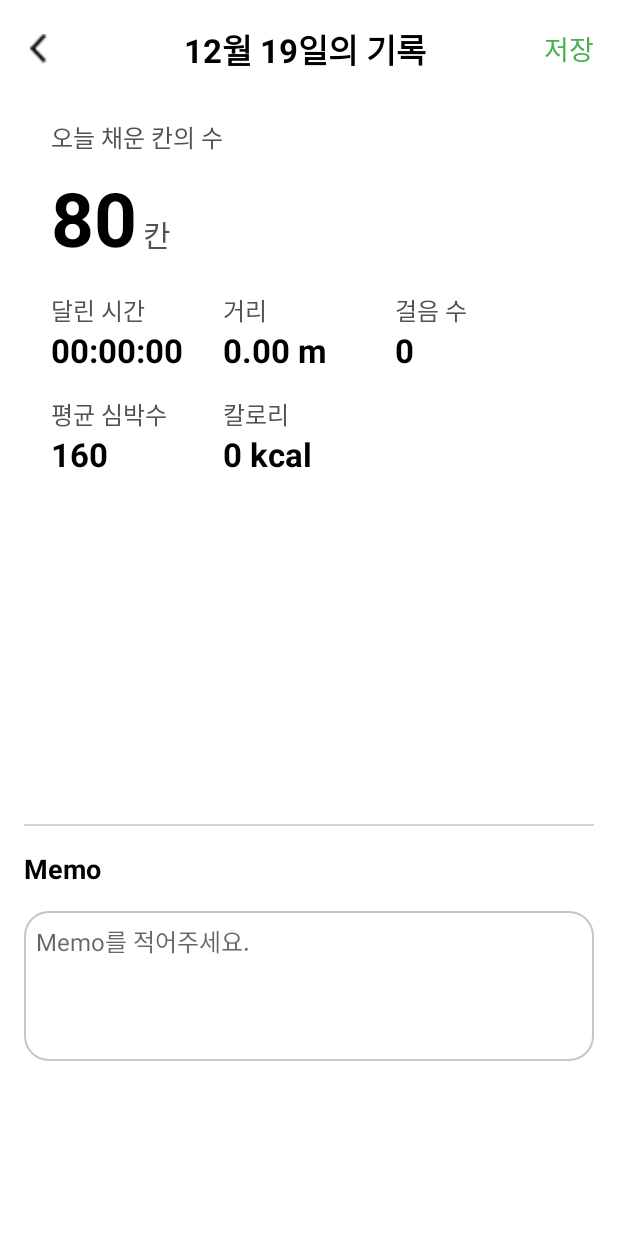
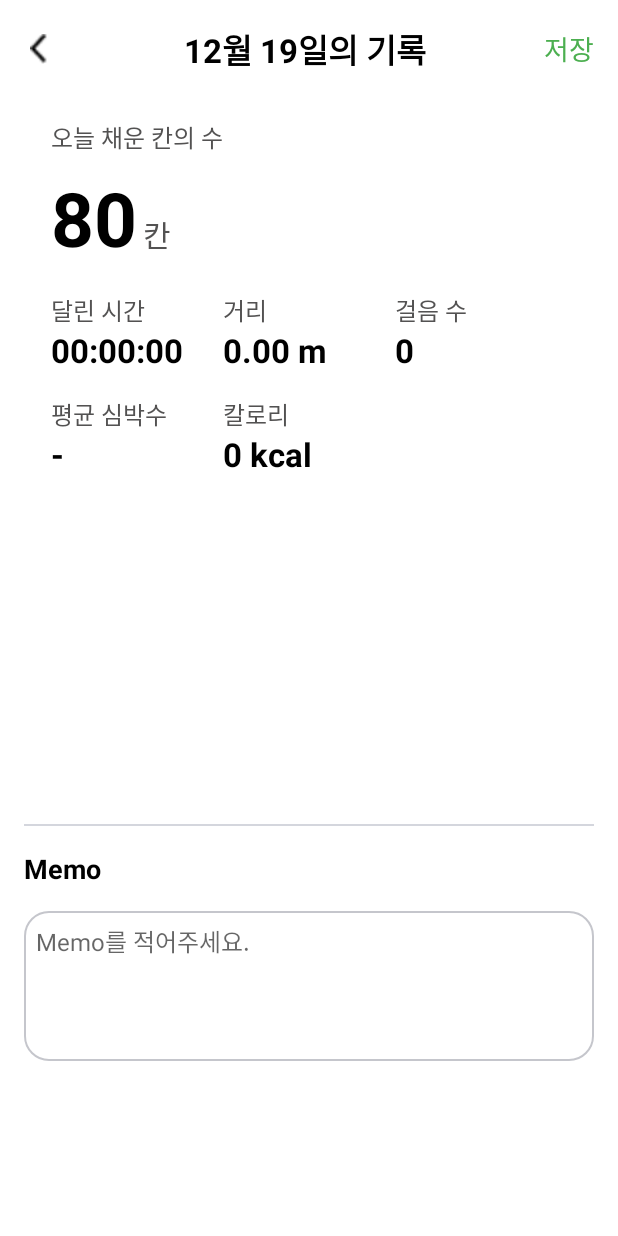
Before and after one commit to yoonjiseok/MoveOn_FE, an Android app: the RecordRunningActivity screen opened directly, with no data from a screen before it, on a phone screen of 412 x 824 dp. Run offline under Robolectric (Android 15) with nearby library versions, the light colour scheme and no system bars; pictures from the network do not load.

Commit message:
style: 심박수 텍스트 문구 수정

```diff
--- a/app/src/main/res/layout/activity_record_running.xml
+++ b/app/src/main/res/layout/activity_record_running.xml
@@ -201,7 +201,7 @@
                         android:id="@+id/heart_rate"
                         android:layout_width="wrap_content"
                         android:layout_height="wrap_content"
-                        android:text="160"
+                        android:text="-"
                         android:textSize="22sp"
                         android:textStyle="bold"
                         android:textColor="#000000" />
```
